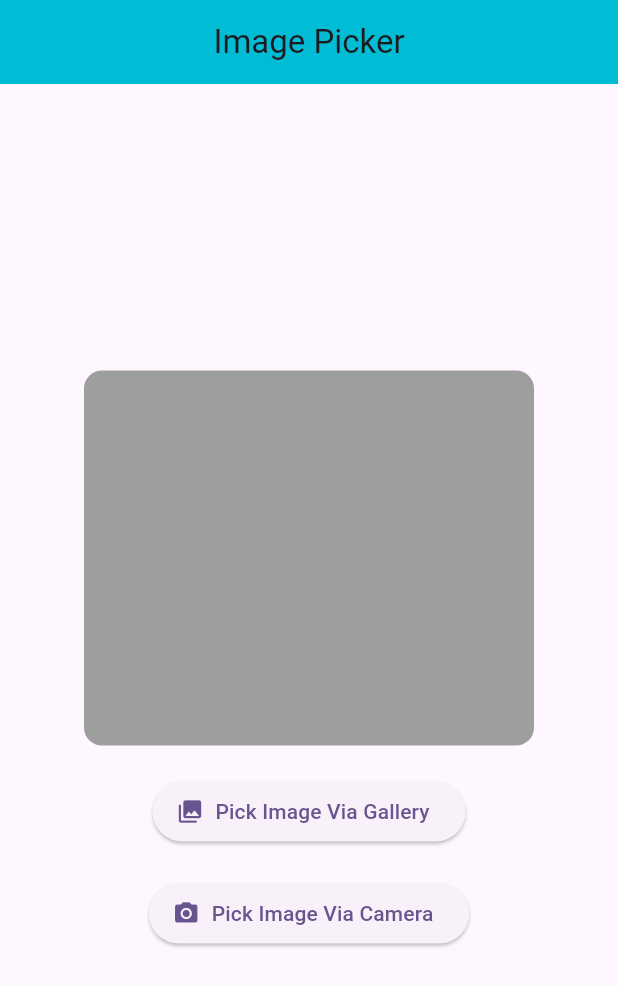
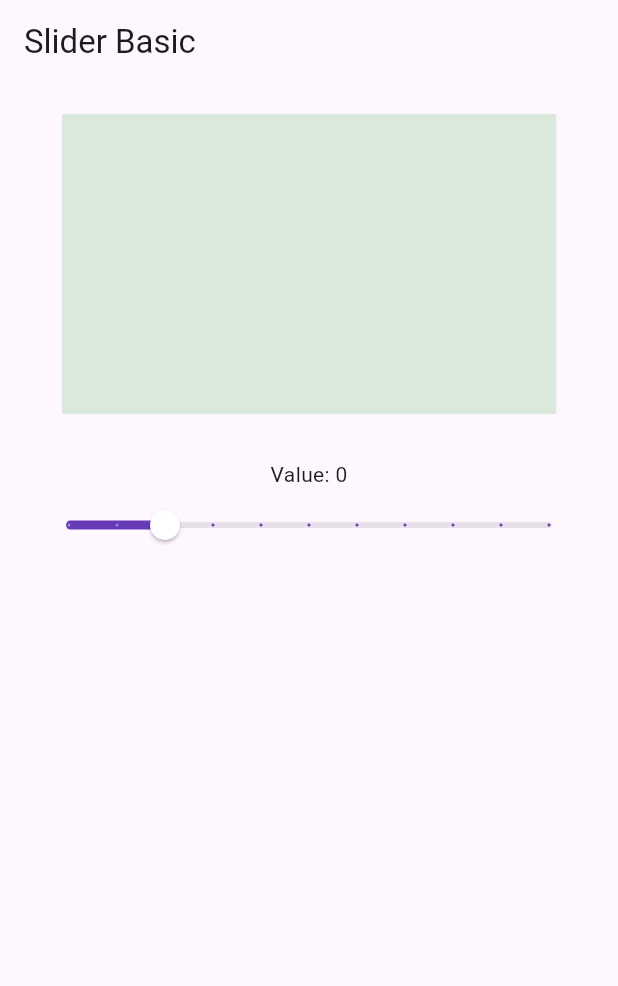
Before and after one commit to KapilMukati-Yunicorn/training_projects, a Flutter app: the screen it shows after launch, on a phone screen of 412 x 824 dp. Shown: the top 986 px of the screen. Run offline on Flutter 3.47's test engine with Material 3 defaults, Android fonts, the phone set to English and light mode, and no system bars; our stand-ins replace another_flushbar, cached_network_image, fluttertoast, image_cropper, image_picker.

Commit message:
switch and slider practice code

```diff
--- /dev/null
+++ b/lib/flutter_widgets/custom_slider.dart
@@ -0,0 +1,48 @@
+import 'package:flutter/material.dart';
+
+class MyCustomSliderState extends StatefulWidget {
+  @override
+  _MyCustomSliderState createState() => _MyCustomSliderState();
+}
+
+class _MyCustomSliderState extends State<MyCustomSliderState> {
+  double _value = 0.2; // note: we use min=0, max=100
+
+  @override
+  Widget build(BuildContext context) {
+    return Scaffold(
+      appBar: AppBar(title: Text('Slider Basic')),
+      body: Padding(
+        padding: EdgeInsets.all(20),
+        child: Column(
+          crossAxisAlignment: CrossAxisAlignment.center,
+          children: [
+            Container(
+              height: 200,
+              color: Colors.green.withOpacity(_value),
+              width: MediaQuery.of(context).size.width*0.8,
+
+            ),
+            SizedBox(height: 30),
+            Text('Value: ${_value.toStringAsFixed(0)}'),
+            Slider(
+              value: _value,
+              min: 0,
+              max: 1,
+              label: _value.toString(),
+              divisions: 10,
+              autofocus: true,
+              // allowedInteraction: SliderInteraction.slideOnly,
+
+              activeColor: Colors.deepPurple,
+              thumbColor: Colors.white,
+              onChanged: (newValue) {
+                setState(() => _value = newValue);
+              },
+            ),
+          ],
+        ),
+      ),
+    );
+  }
+}
--- a/lib/main.dart
+++ b/lib/main.dart
@@ -10,6 +10,7 @@ import 'package:training/flutter_widgets/alerts.dart';
 import 'package:training/flutter_widgets/card_widget.dart';
 import 'package:training/flutter_widgets/container_widget.dart';
 import 'package:training/flutter_widgets/custom_navbar.dart';
+import 'package:training/flutter_widgets/custom_slider.dart';
 import 'package:training/flutter_widgets/date_picker.dart';
 import 'package:training/flutter_widgets/image_network_image.dart';
 import 'package:training/flutter_widgets/image_picker.dart';
@@ -20,6 +21,7 @@ import 'package:training/flutter_widgets/my_custom_tabs.dart';
 import 'package:training/flutter_widgets/page_view.dart';
 import 'package:training/flutter_widgets/refresh_indicator.dart';
 import 'package:training/flutter_widgets/row_column_scrollview.dart';
+import 'package:training/flutter_widgets/switch.dart';
 import 'package:training/flutter_widgets/text_widget.dart';
 import 'package:training/Stream%20Builder/fruit_screen.dart';
 import 'package:training/flutter_widgets/time_picker.dart';
@@ -83,7 +85,9 @@ class MyApp extends StatelessWidget {
       // home: MyAlertWidget(),
       // home: CustomDatePicker(),
       // home: MyCustomTimePicker(),
-      home: CustomImagePicker(),
+      // home: CustomImagePicker(),
+      // home: MySwitchWidget(),
+      home: MyCustomSliderState(),
       debugShowCheckedModeBanner: false,
     );
   }
```
Also changed, not shown: lib/flutter_widgets/switch.dart (+45 -0 lines).
